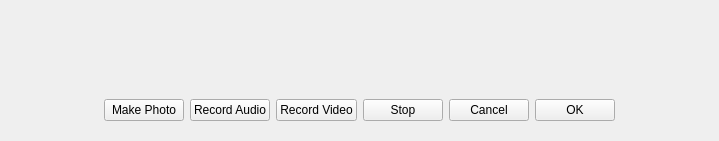
First picture: the form in ui/recorder.ui, repository tdauth/gustavsfairyland, before the edit.
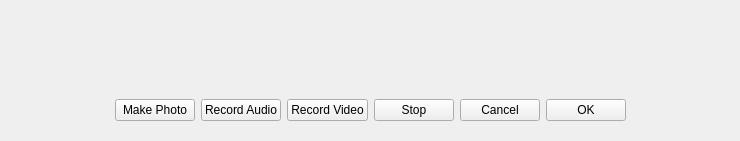
Second picture: the form after the edit. Icons and pictures are not drawn.

Commit message: Use more Oxygen Icons

```diff
--- a/ui/recorder.ui
+++ b/ui/recorder.ui
@@ -9,7 +9,7 @@
    <rect>
     <x>0</x>
     <y>0</y>
-    <width>719</width>
+    <width>740</width>
     <height>141</height>
    </rect>
   </property>
@@ -109,6 +109,16 @@
           <property name="text">
            <string>Stop</string>
           </property>
+          <property name="icon">
+           <iconset resource="../oxygen-icons-png-master/oxygen.qrc">
+            <normaloff>:/themes/oxygen/32x32/actions/media-playback-pause.png</normaloff>:/themes/oxygen/32x32/actions/media-playback-pause.png</iconset>
+          </property>
+          <property name="iconSize">
+           <size>
+            <width>32</width>
+            <height>32</height>
+           </size>
+          </property>
          </widget>
         </item>
         <item>
@@ -116,6 +126,16 @@
           <property name="text">
            <string>Cancel</string>
           </property>
+          <property name="icon">
+           <iconset resource="../oxygen-icons-png-master/oxygen.qrc">
+            <normaloff>:/themes/oxygen/32x32/actions/dialog-cancel.png</normaloff>:/themes/oxygen/32x32/actions/dialog-cancel.png</iconset>
+          </property>
+          <property name="iconSize">
+           <size>
+            <width>32</width>
+            <height>32</height>
+           </size>
+          </property>
          </widget>
         </item>
         <item>
@@ -123,6 +143,16 @@
           <property name="text">
            <string>OK</string>
           </property>
+          <property name="icon">
+           <iconset resource="../oxygen-icons-png-master/oxygen.qrc">
+            <normaloff>:/themes/oxygen/32x32/actions/dialog-ok.png</normaloff>:/themes/oxygen/32x32/actions/dialog-ok.png</iconset>
+          </property>
+          <property name="iconSize">
+           <size>
+            <width>32</width>
+            <height>32</height>
+           </size>
+          </property>
          </widget>
         </item>
         <item>
```
The commit also changes 6 other files.
